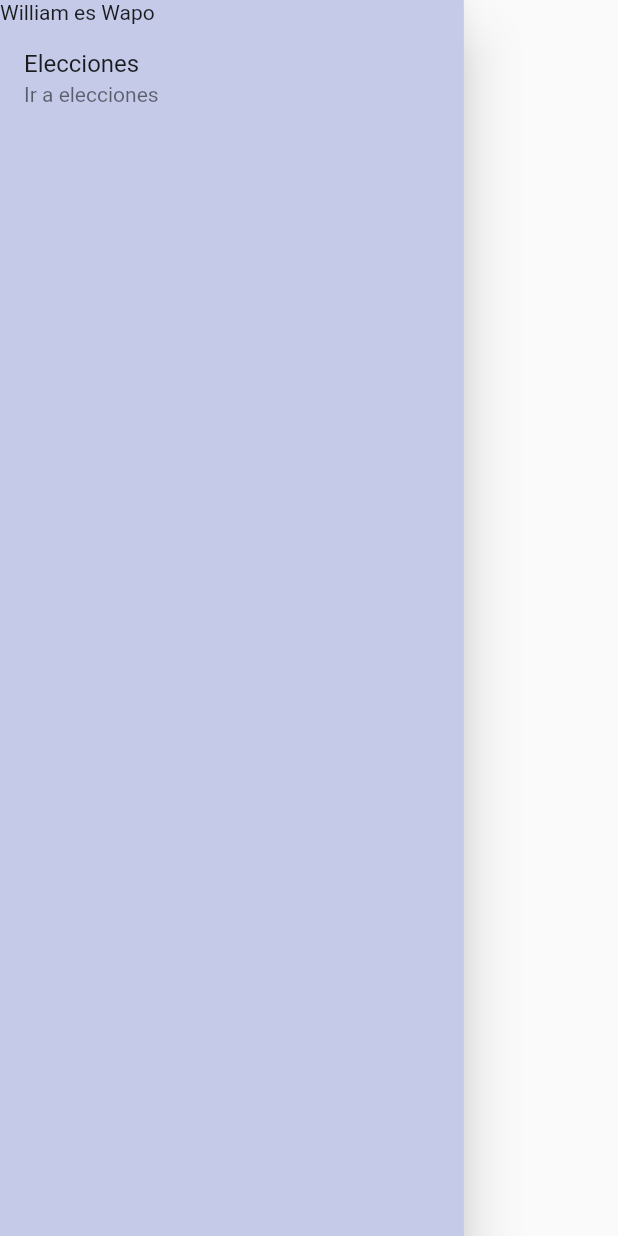
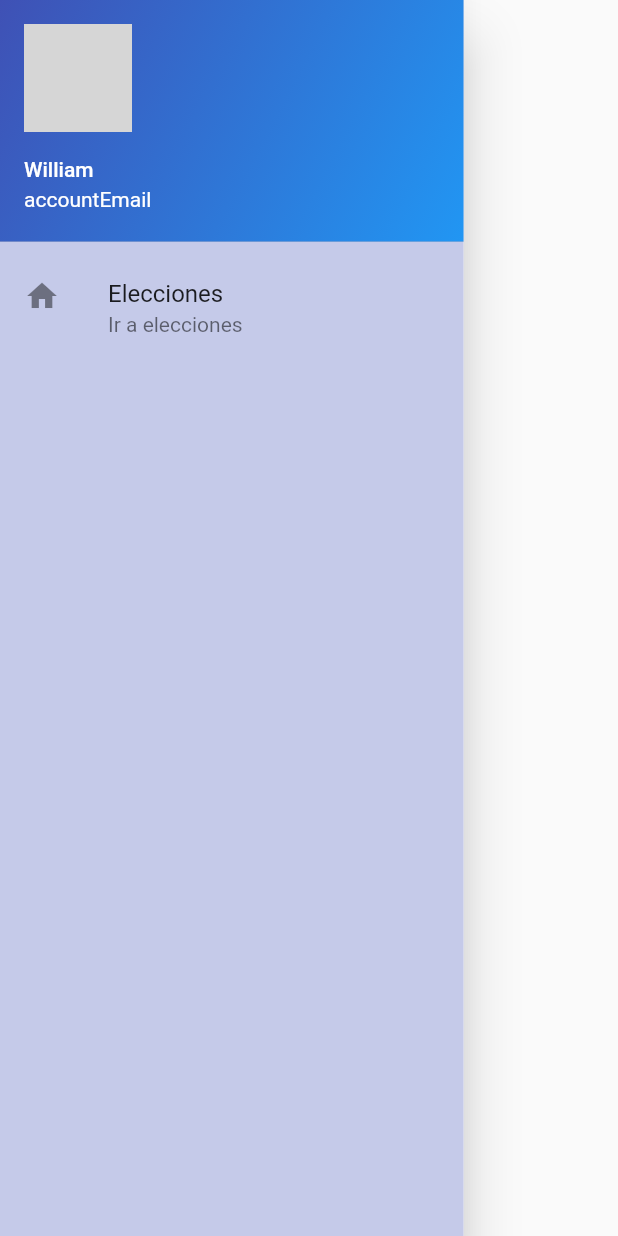
Before and after one commit to Votum-TP/votumapp, a Flutter app: the CustomDrawer widget shown alone on an empty page, opened directly, on a phone screen of 412 x 824 dp. Run offline on Flutter 3.47's test engine with Material 2 defaults, Android fonts, the light colour scheme and no system bars; our stand-ins replace google_fonts; network calls fail; grey boxes are pictures that could not be loaded.

```diff
--- a/lib/main.dart
+++ b/lib/main.dart
@@ -1,4 +1,5 @@
 import 'package:flutter/material.dart';
+import 'package:votum/pages/elections_page/election_page.dart';
 import 'package:votum/pages/login_page/login_page.dart';
 
 void main() {
@@ -18,6 +19,10 @@ class MyApp extends StatelessWidget {
         primarySwatch: Colors.blue,
       ),
       home: LoginPage(),
+      initialRoute: '/',
+      routes: {
+        'elections': (context) => ElectionPage()
+      },
     );
   }
 }
--- a/lib/widgets/Custom_drawer.dart
+++ b/lib/widgets/Custom_drawer.dart
@@ -12,23 +12,28 @@ class _CustomDrawerState extends State<CustomDrawer> {
     // TODO: implement drawer
     return Container(
       width: MediaQuery.of(context).size.width * 0.75,
-      decoration: BoxDecoration(
-          gradient: LinearGradient(
-            begin: Alignment.centerLeft,
-            end: Alignment.centerRight,
-            colors: [Colors.purple, Colors.blue],
-          )
-      ),
         child: Drawer(
           child: Container(
               color: Colors.indigo[100],
               child: ListView(padding: EdgeInsets.all(0.0), children: [
 
-              Text('William es Wapo'),
+                UserAccountsDrawerHeader(accountName: Text('William'), accountEmail: Text('accountEmail'), currentAccountPicture: CircleAvatar(
+                  radius: 60.0,
+                  backgroundImage: NetworkImage('https://i.imgur.com/0CJ0sT7.png'),
+                ),
+                  decoration: BoxDecoration(
+                      gradient: LinearGradient(
+                          begin: Alignment.topLeft,
+                          end: Alignment.bottomRight,
+                          colors: [Colors.indigo, Colors.blue])),
+                ),
+
                 ListTile(
                   title: Text('Elecciones'),
                   subtitle: Text('Ir a elecciones'),
+                  leading: Icon(Icons.home),
                 )
+
               ],)
           ),
         ),
```
Also changed, not shown: lib/pages/elections_page/election_page.dart (+40 -0 lines), lib/pages/login_page/login_page.dart (+20 -2 lines). Lines whose indentation alone changed are shown as unchanged.
